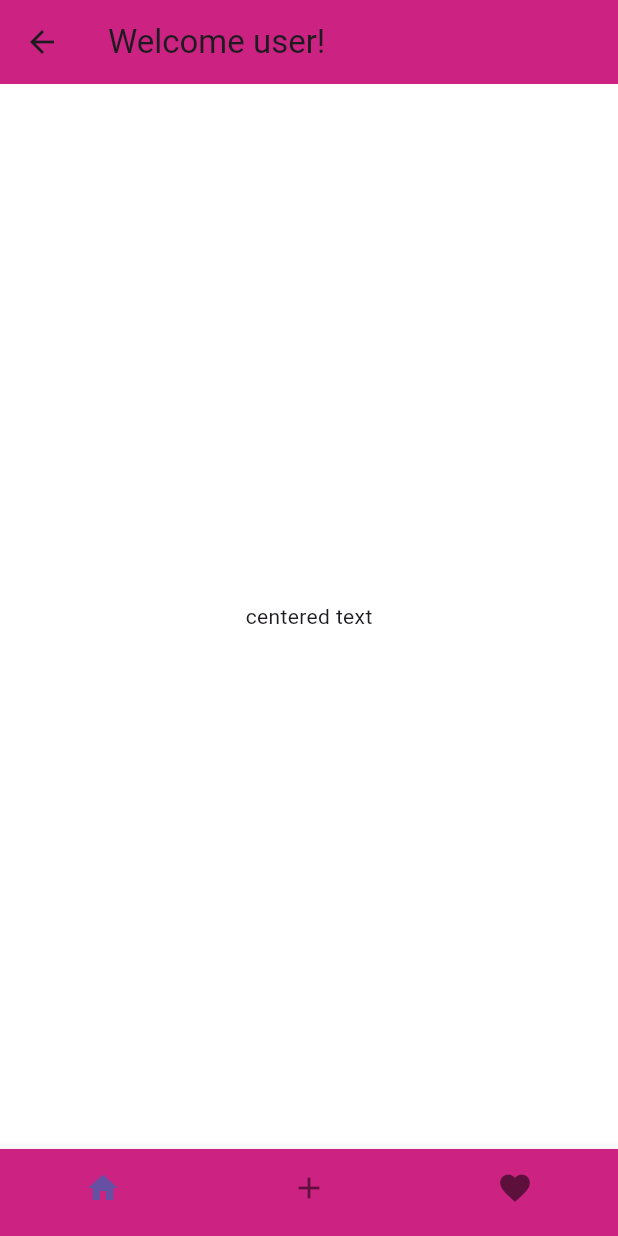
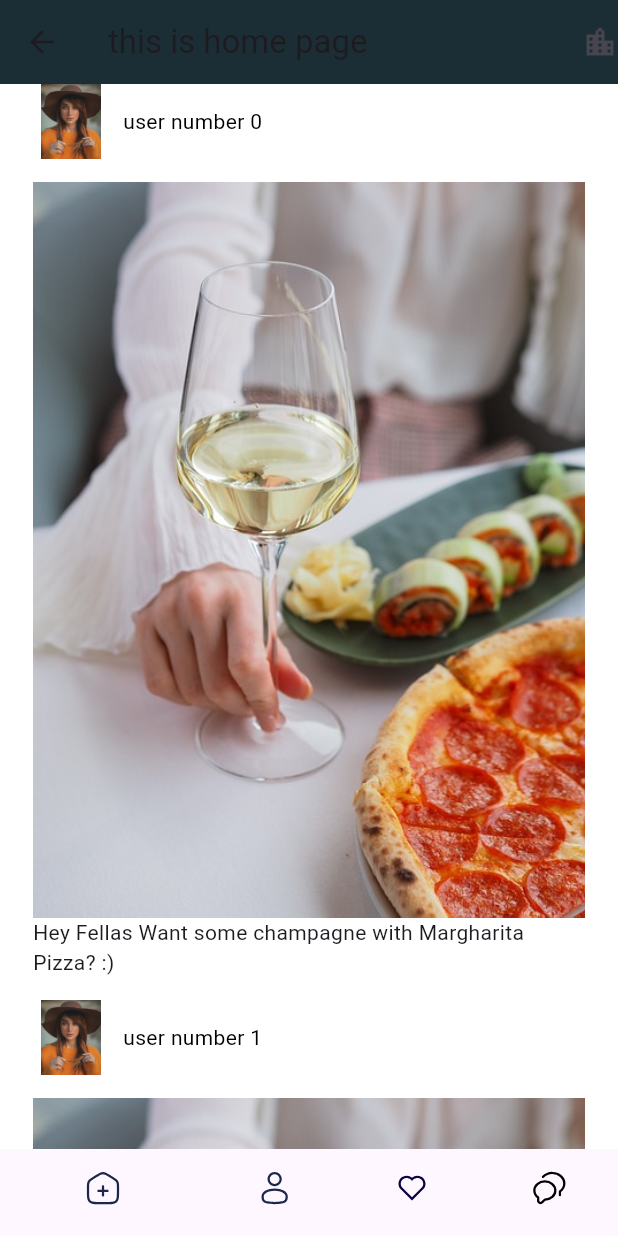
Before and after one commit to Kalyanisunil/my_flutter_app, a Flutter app: the screen it shows after launch, after a tap on "Login", on a phone screen of 412 x 824 dp. Run offline on Flutter 3.47's test engine with Material 3 defaults, Android fonts, the phone set to English and light mode, and no system bars; our stand-ins replace flutter_svg; Roboto replaces fonts that are missing (EBGaramond).

Commit message:
added post items

```diff
--- /dev/null
+++ b/lib/components/postitem.dart
@@ -0,0 +1,40 @@
+import 'package:flutter/material.dart';
+import 'package:namer_app/styles/appcolor.dart';
+
+class PostItem extends StatelessWidget {
+  final String user;
+  const PostItem({super.key, required this.user});
+
+  @override
+  Widget build(BuildContext context) {
+    return Padding(
+      padding: const EdgeInsets.symmetric(horizontal: 22),
+      child: Column(
+        children: [
+          Row(
+            children: [
+              Image.asset('assets/temp/userimg.jpg', width: 50, height: 50),
+              SizedBox(
+                width: 10,
+              ),
+              Text(
+                user,
+                style: TextStyle(
+                  color: AppColors.black,
+                ),
+              ),
+            ],
+          ),
+          SizedBox(
+            height: 15,
+          ),
+          Image.asset('assets/temp/post1.jpg'),
+          Text("Hey Fellas Want some champagne with Margharita Pizza? :)"),
+          SizedBox(
+            height: 15,
+          )
+        ],
+      ),
+    );
+  }
+}
--- a/lib/pages/home_page.dart
+++ b/lib/pages/home_page.dart
@@ -1,11 +1,15 @@
 import 'package:flutter/material.dart';
+import 'package:namer_app/components/postitem.dart';
 import 'package:namer_app/styles/appcolor.dart';
 
 class HomePage extends StatelessWidget {
-  const HomePage({Key? key}) : super(key: key);
+  HomePage({Key? key}) : super(key: key);
+
+  List<String> users = [];
 
   @override
   Widget build(BuildContext context) {
+    mockUsersFromServer();
     return Scaffold(
       appBar: AppBar(
         backgroundColor: AppColors.background,
@@ -16,19 +20,22 @@ class HomePage extends StatelessWidget {
         elevation: 0,
         actions: [Icon(Icons.location_city_outlined)],
       ),
-        body: Column(
-          children: [
-          Row(
-            children:[
-           Image.asset('assets/temp/kavya.jpg', width: 50, height: 50),
-           SizedBox(
-            width: 16,
-           ),
-           Text("Kavya Sunil ",style: TextStyle(color: AppColors.white),
-           )
-          ],),
-          ],
+      // body: SingleChildScrollView(
+      // //   physics: AlwaysScrollableScrollPhysics(),
+      // //   child: Column(
+      // //     children: mockUsersFromServer(),
+      //   ),
+      body: ListView.builder(itemBuilder: (context, index) {
+        return PostItem(
+          user: users[index],
+        );
+      }),
+    );
+  }
 
-        ));
+  mockUsersFromServer() {
+    for (var i = 0; i < 200; i++) {
+      users.add("user number $i");
     }
   }
+}
--- a/lib/pages/login_page.dart
+++ b/lib/pages/login_page.dart
@@ -12,7 +12,7 @@ class LoginPage extends StatelessWidget {
       body: Container(
         decoration: BoxDecoration(
             image: DecorationImage(
-                image: AssetImage('assets/image/makeup.jpg'),
+                image: AssetImage('assets/image/loginpage.jpg'),
                 fit: BoxFit.cover)),
         child: SingleChildScrollView(
           child: SizedBox(
@@ -25,9 +25,9 @@ class LoginPage extends StatelessWidget {
                   Text(
                     " Welcome Back!",
                     style: TextStyle(
-                        color: Color.fromARGB(220, 250, 250, 250),
-                        fontSize: 25,
-                        fontWeight: FontWeight.bold,
+                        color: AppColors.black,
+                        fontSize: 30,
+                        fontWeight: FontWeight.w900,
                         fontFamily: ' EBGaramond'),
                   ),
                   SizedBox(
@@ -36,7 +36,7 @@ class LoginPage extends StatelessWidget {
                   Text(
                     " Login to Continue",
                     style: TextStyle(
-                        color: Color.fromARGB(220, 250, 250, 250),
+                        color: AppColors.black,
                         fontSize: 15,
                         fontWeight: FontWeight.bold,
                         fontFamily: ' EBGaramond'),
@@ -48,8 +48,8 @@ class LoginPage extends StatelessWidget {
                   TextField(
                     decoration: InputDecoration(
                       hintText: "Username",
-                      hintStyle: TextStyle(color: AppColors.white),
-                      fillColor: Color.fromARGB(76, 255, 255, 255),
+                      hintStyle: TextStyle(color: AppColors.black),
+                      fillColor: Color.fromARGB(114, 255, 255, 255),
                       filled: true,
                       border: OutlineInputBorder(
                         borderRadius: BorderRadius.circular(15),
@@ -62,8 +62,8 @@ class LoginPage extends StatelessWidget {
                   TextField(
                     decoration: InputDecoration(
                       hintText: "Password",
-                      hintStyle: TextStyle(color: AppColors.white),
-                      fillColor: Color.fromARGB(76, 255, 255, 255),
+                      hintStyle: TextStyle(color: AppColors.black),
+                      fillColor: Color.fromARGB(114, 255, 255, 255),
                       filled: true,
                       border: OutlineInputBorder(
                         borderRadius: BorderRadius.circular(15),
@@ -79,7 +79,7 @@ class LoginPage extends StatelessWidget {
                       child: Text(
                         "forgot password",
                         style: TextStyle(
-                          color: Color.fromARGB(220, 250, 250, 250),
+                          color: AppColors.black,
                         ),
                       ),
                     ),
@@ -100,7 +100,7 @@ class LoginPage extends StatelessWidget {
                         Navigator.of(context).pushNamed('/main');
                       },
                       style: ElevatedButton.styleFrom(
-                          backgroundColor: AppColors.primary,
+                          backgroundColor: AppColors.button,
                           shape: RoundedRectangleBorder(
                               borderRadius: BorderRadius.circular(10))),
                       child: Text(
@@ -112,18 +112,19 @@ class LoginPage extends StatelessWidget {
                   Spacer(),
                   Text(
                     " Or sign in with",
-                    style: TextStyle(color: AppColors.white),
+                    style: TextStyle(
+                        color: AppColors.black, fontWeight: FontWeight.w600),
                   ),
                   SizedBox(height: 10),
                   SizedBox(
-                    width: 260,
+                    width: double.infinity,
                     child: ElevatedButton(
                       onPressed: () {
                         print("with google");
                       },
                       style: ElevatedButton.styleFrom(
-                        padding: EdgeInsets.fromLTRB(45, 10, 45, 10),
-                        backgroundColor: Color.fromARGB(255, 238, 238, 238),
+                        padding: EdgeInsets.fromLTRB(80, 10, 80, 10),
+                        backgroundColor: AppColors.white,
                         shape: RoundedRectangleBorder(
                           borderRadius: BorderRadius.all(
                             Radius.circular(15),
@@ -140,15 +141,15 @@ class LoginPage extends StatelessWidget {
                       ),
                     ),
                   ),
-                  SizedBox(height: 20),
+                  SizedBox(height: 10),
                   SizedBox(
-                    width: 260,
+                    width: double.infinity,
                     child: ElevatedButton(
                       onPressed: () {
                         print("with Facebook");
                       },
                       style: ElevatedButton.styleFrom(
-                          padding: EdgeInsets.fromLTRB(45, 10, 45, 10),
+                          padding: EdgeInsets.fromLTRB(80, 10, 80, 10),
                           backgroundColor: Color.fromARGB(255, 72, 100, 240),
                           shape: RoundedRectangleBorder(
                               borderRadius:
@@ -171,7 +172,8 @@ class LoginPage extends StatelessWidget {
                     children: [
                       Text(
                         "Don't have an account?",
-                        style: TextStyle(color: Colors.white),
+                        style: TextStyle(
+                            color: Colors.black, fontWeight: FontWeight.w500),
                       ),
                       TextButton(
                         onPressed: () {
--- a/lib/pages/main_page.dart
+++ b/lib/pages/main_page.dart
@@ -1,5 +1,7 @@
 import 'package:flutter/material.dart';
+import 'package:namer_app/pages/home_page.dart';
 import 'package:namer_app/styles/appcolor.dart';
+import 'package:flutter_svg/flutter_svg.dart';
 
 class Main_page extends StatefulWidget {
   const Main_page({Key? key}) : super(key: key);
@@ -9,30 +11,58 @@ class Main_page extends StatefulWidget {
 }
 
 class _Main_pageState extends State<Main_page> {
+  int currentIndex = 0;
   @override
   Widget build(BuildContext context) {
-    var currentIndex=0;
     return Scaffold(
-      appBar: AppBar(title: Text("Welcome user!"),backgroundColor: AppColors.primary,),
-      body: Center(child: Text("centered text"),),
-      bottomNavigationBar: BottomNavigationBar(items: [BottomNavigationBarItem(icon: Icon(Icons.home),label: 'home',)
-      , BottomNavigationBarItem(icon: Icon(Icons.add),label: 'add',
+      body: pages[currentIndex],
+      bottomNavigationBar: ClipRRect(
+        child: BottomNavigationBar(
+          items: [
+            BottomNavigationBarItem(
+              icon: SvgPicture.asset('assets/svg/home.svg'),
+              label: 'home',
             ),
-      BottomNavigationBarItem(icon: Icon(Icons.favorite),label: 'favorite',
+            BottomNavigationBarItem(
+              icon: SvgPicture.asset('assets/svg/user.svg'),
+              label: 'user',
             ),
-
+            BottomNavigationBarItem(
+              icon: SvgPicture.asset('assets/svg/favorite.svg'),
+              label: 'favorite',
+            ),
+            BottomNavigationBarItem(
+              icon: SvgPicture.asset('assets/svg/messages.svg'),
+              label: 'messages',
+            ),
           ],
           currentIndex: currentIndex,
-      onTap: (index){
+          onTap: (index) {
             setState(() {
-          currentIndex=index;
+              currentIndex = index;
             });
           },
           showSelectedLabels: false,
           showUnselectedLabels: false,
           backgroundColor: AppColors.primary,
         ),
-
+      ),
     );
   }
+
+  final pages = [
+    HomePage(),
+    Center(
+      child: Text("Favorite"),
+    ),
+    Center(
+      child: Text("Add post"),
+    ),
+    Center(
+      child: Text("messages"),
+    ),
+    Center(
+      child: Text("user"),
+    ),
+  ];
 }
--- a/lib/styles/appcolor.dart
+++ b/lib/styles/appcolor.dart
@@ -1,12 +1,14 @@
 import 'package:flutter/cupertino.dart';
 
 class AppColors {
-  static const primary = Color.fromARGB(255, 204, 35, 131);
+  static const primary = Color(0xff5AE4A7);
   static const font1 = Color(0xffFBD512);
   static const font2 = Color(0xffFBD512);
   static const disablefont = Color(0xffFBD512);
   static const disablebutton = Color.fromARGB(255, 51, 1, 1);
-  static const background = Color.fromARGB(255, 74, 5, 5);
+  static const background = Color(0xff1C2E35);
+  static const button = Color(0xff1C2E35);
+
   static const black = Color.fromARGB(255, 0, 0, 0);
   static const white = Color.fromARGB(255, 255, 255, 255);
 }
--- a/pubspec.yaml
+++ b/pubspec.yaml
@@ -17,10 +17,11 @@ dev_dependencies:
   flutter_test:
     sdk: flutter
 
-  flutter_lints: ^2.0.0
+  flutter_lints: ^3.0.1
 
 flutter:
   uses-material-design: true
   assets:
     - assets/image/
     - assets/temp/
+    - assets/svg/
```
Also changed, not shown: assets/image/HaDeet - Habit Tracker UI Kit Habit Tracker Mobile App UI Kit.jpg (deleted), assets/image/loginpage.jpg (added), assets/image/makeup.jpg (deleted), assets/svg/favorite.svg (added), assets/svg/home.png.png (added), assets/svg/home.svg (added), assets/svg/messages.svg (added), assets/svg/user.svg (added), assets/temp/post1.jpg (added), assets/temp/userimg.jpg (added), pubspec.lock, 5 other files. Lines whose indentation alone changed are shown as unchanged.
